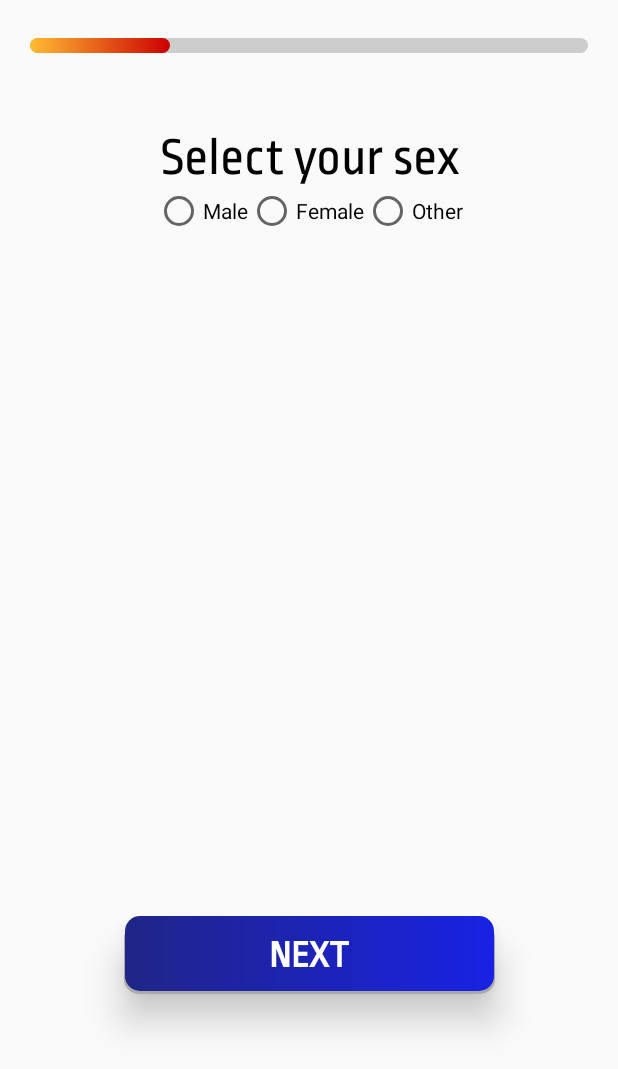
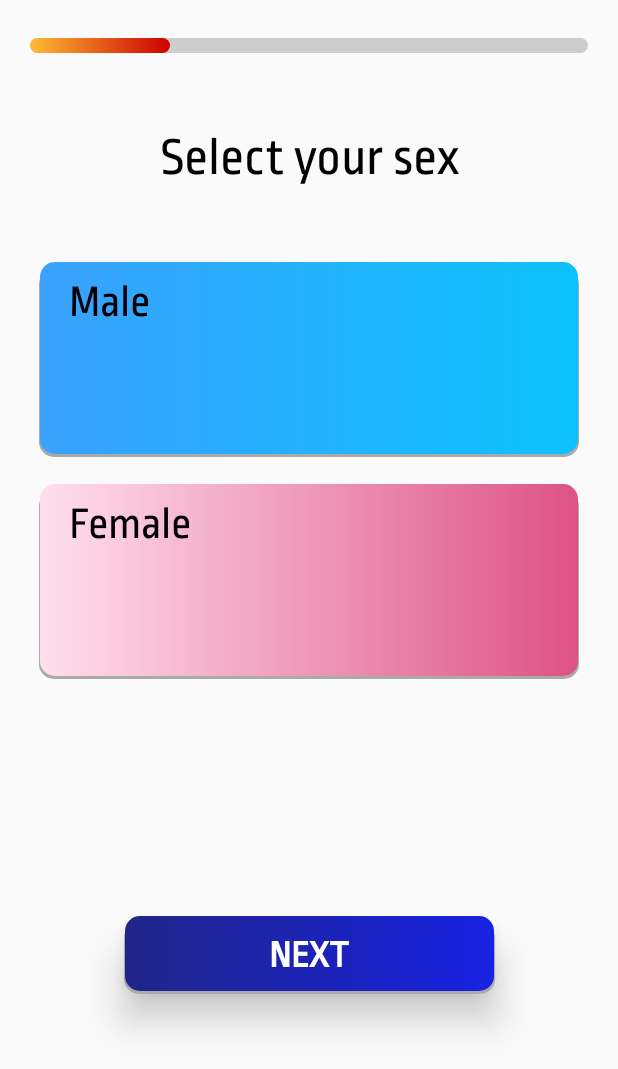
Before and after one commit to mujugen/ai-coach, an Android app: the screen it shows after launch (StartActivity), after a tap on "NEXT", on a phone screen of 412 x 824 dp. Shown: the top 1069 px of the screen. Run offline under Robolectric (Android 15) with nearby library versions, the phone set to English and light mode, and no system bars; 1 other tap on this screen came first.

Commit message:
start page layout finished

```diff
--- a/app/src/main/java/com/mujugen/mypersonaltrainer/StartActivity.kt
+++ b/app/src/main/java/com/mujugen/mypersonaltrainer/StartActivity.kt
@@ -5,6 +5,9 @@ import android.opengl.Visibility
 import androidx.appcompat.app.AppCompatActivity
 import android.os.Bundle
 import android.view.View
+import android.view.animation.Animation
+import android.view.animation.AnimationUtils
+import android.widget.RadioButton
 import com.mujugen.mypersonaltrainer.databinding.ActivityStartBinding
 
 class StartActivity : AppCompatActivity() {
@@ -14,41 +17,42 @@ class StartActivity : AppCompatActivity() {
     private var hasExperience = false
     private var hasAge = false
     private var currentPage = "Start"
+    private lateinit var fadeInAnimation: Animation
+    private lateinit var fadeOutAnimation: Animation
     override fun onCreate(savedInstanceState: Bundle?) {
         super.onCreate(savedInstanceState)
         binding = ActivityStartBinding.inflate(layoutInflater)
         val view = binding.root
         binding.initializationProgress.progress = 0
         setContentView(view)
+        fadeInAnimation = AnimationUtils.loadAnimation(this, R.anim.fade_in)
+        fadeOutAnimation = AnimationUtils.loadAnimation(this, R.anim.fade_out)
 
         binding.startBtn.setOnClickListener{
             if(!hasName || !hasSex || !hasExperience || !hasAge ){
                 currentPage = "Name"
                 binding.startPage.visibility = View.GONE
                 binding.initializationPage.visibility = View.VISIBLE
+                binding.initializationPage.startAnimation(fadeInAnimation)
                 binding.nameLayout.visibility = View.VISIBLE
             }
         }
 
         binding.nextBtn.setOnClickListener {
             if(currentPage == "Name"){
-                binding.nameLayout.visibility = View.GONE
-                binding.sexLayout.visibility = View.VISIBLE
+                switchPage(binding.nameLayout,binding.sexLayout)
                 binding.initializationProgress.progress = 25
                 currentPage = "Sex"
             }else if(currentPage == "Sex"){
-                binding.sexLayout.visibility = View.GONE
-                binding.experienceLayout.visibility = View.VISIBLE
+                switchPage(binding.sexLayout,binding.experienceLayout)
                 binding.initializationProgress.progress = 50
                 currentPage = "Experience"
             }else if(currentPage == "Experience"){
-                binding.experienceLayout.visibility = View.GONE
-                binding.ageLayout.visibility = View.VISIBLE
+                switchPage(binding.experienceLayout,binding.ageLayout)
                 binding.initializationProgress.progress = 75
                 currentPage = "Age"
             }else if(currentPage == "Age"){
                 binding.experienceLayout.visibility = View.GONE
-                binding.ageLayout.visibility = View.GONE
                 binding.initializationPage.visibility = View.GONE
                 binding.initializationProgress.progress = 100
                 currentPage = "Start"
@@ -57,5 +61,52 @@ class StartActivity : AppCompatActivity() {
             }
         }
 
+        binding.sexRadioGroup.setOnCheckedChangeListener { group, checkedId ->
+            val selectedRadio = findViewById<RadioButton>(checkedId)
+            if (selectedRadio.text == "Male") {
+                binding.maleRadioButton.setBackgroundResource(R.drawable.rounded_blue)
+                binding.femaleRadioButton.setBackgroundResource(R.drawable.rounded_white)
+            }else{
+                binding.femaleRadioButton.setBackgroundResource(R.drawable.rounded_blue)
+                binding.maleRadioButton.setBackgroundResource(R.drawable.rounded_white)
+
+            }
+        }
+
+    }
+
+    fun switchPage(currentPage: View, nextPage: View) {
+        //currentPage.startAnimation(fadeOutAnimation)
+        currentPage.visibility = View.GONE
+        nextPage.visibility = View.VISIBLE
+        nextPage.startAnimation(fadeInAnimation)
+    }
+
+    override fun onBackPressed() {
+        if (currentPage != "Start") {
+            if (currentPage == "Age") {
+                // If you're on the "Age" page, go back to the "Experience" page.
+                switchPage(binding.ageLayout, binding.experienceLayout)
+                binding.initializationProgress.progress = 50
+                currentPage = "Experience"
+            } else if (currentPage == "Experience") {
+                // If you're on the "Experience" page, go back to the "Sex" page.
+                switchPage(binding.experienceLayout, binding.sexLayout)
+                binding.initializationProgress.progress = 25
+                currentPage = "Sex"
+            } else if (currentPage == "Sex") {
+                // If you're on the "Sex" page, go back to the "Name" page.
+                switchPage(binding.sexLayout, binding.nameLayout)
+                binding.initializationProgress.progress = 0
+                currentPage = "Name"
+            } else if (currentPage == "Name") {
+                binding.nameLayout.visibility = View.GONE
+                switchPage(binding.initializationPage, binding.startPage)
+                binding.initializationProgress.progress = 0
+                currentPage = "Start"
+            }
+        } else {
+            super.onBackPressed()
+        }
     }
 }
--- /dev/null
+++ b/app/src/main/res/color/radio_text_color.xml
@@ -0,0 +1,4 @@
+<selector xmlns:android="http://schemas.android.com/apk/res/android">
+    <item android:color="#FFFFFF" android:state_checked="true" />
+    <item android:color="#000000" />
+</selector>
--- /dev/null
+++ b/app/src/main/res/drawable/extra_rounded_blue_radio.xml
@@ -0,0 +1,34 @@
+<?xml version="1.0" encoding="utf-8"?>
+<selector xmlns:android="http://schemas.android.com/apk/res/android">
+    <!-- Unchecked state -->
+    <item android:state_checked="false">
+        <layer-list>
+            <item>
+                <shape>
+                    <solid android:color="#ffffff" />
+                    <stroke
+                        android:width="1dp"
+                        android:color="#A1A1A1" />
+                    <corners android:radius="20dp" />
+                </shape>
+            </item>
+        </layer-list>
+    </item>
+
+    <!-- Checked state -->
+    <item android:state_checked="true">
+        <layer-list>
+            <!-- Gradient background -->
+            <item>
+                <shape>
+                    <corners android:radius="20dp" />
+                    <gradient
+                        android:startColor="#202587"
+                        android:endColor="#1822E3"
+                        android:type="linear"
+                        android:angle="0" />
+                </shape>
+            </item>
+        </layer-list>
+    </item>
+</selector>
--- /dev/null
+++ b/app/src/main/res/drawable/rounded_pink.xml
@@ -0,0 +1,21 @@
+<?xml version="1.0" encoding="utf-8"?>
+<layer-list xmlns:android="http://schemas.android.com/apk/res/android">
+    <!-- Gray shadow. -->
+    <item android:top="5dp">
+        <shape>
+            <solid android:color="@android:color/darker_gray" />
+            <corners android:radius="10dp" />
+        </shape>
+    </item>
+    <!-- White foreground with gradient background. -->
+    <item android:bottom="2dp" android:right="1dp" android:left="1dp">
+        <shape>
+            <corners android:radius="10dp" />
+            <gradient
+                android:startColor="#FFDFED"
+                android:endColor="#DD5284"
+                android:type="linear"
+                android:angle="0" />
+        </shape>
+    </item>
+</layer-list>
--- a/app/src/main/res/layout/activity_start.xml
+++ b/app/src/main/res/layout/activity_start.xml
@@ -123,11 +123,16 @@
             android:id="@+id/sexLayout"
             android:layout_width="match_parent"
             android:layout_height="wrap_content"
+            android:layout_marginStart="26dp"
             android:layout_marginTop="50dp"
+            android:layout_marginEnd="26dp"
             android:gravity="center"
             android:orientation="vertical"
             android:visibility="gone"
-            app:layout_constraintTop_toBottomOf="@+id/relativeLayout">
+            app:layout_constraintEnd_toEndOf="parent"
+            app:layout_constraintStart_toStartOf="parent"
+            app:layout_constraintTop_toBottomOf="@+id/relativeLayout"
+            tools:visibility="gone">
 
             <TextView
                 android:layout_width="wrap_content"
@@ -141,27 +146,40 @@
             <!-- Radio buttons for sex -->
             <RadioGroup
                 android:id="@+id/sexRadioGroup"
-                android:layout_width="wrap_content"
+                android:layout_width="match_parent"
                 android:layout_height="wrap_content"
-                android:orientation="horizontal">
+                android:layout_marginTop="50dp"
+                android:orientation="vertical">
 
                 <RadioButton
                     android:id="@+id/maleRadioButton"
-                    android:layout_width="wrap_content"
-                    android:layout_height="wrap_content"
-                    android:text="Male" />
+                    android:layout_width="match_parent"
+                    android:layout_height="130dp"
+                    android:background="@drawable/rounded_light_blue"
+                    android:button="@null"
+                    android:buttonTintMode="multiply"
+                    android:fontFamily="@font/ropa_sans"
+                    android:gravity="top|left"
+                    android:paddingLeft="20dp"
+                    android:paddingTop="10dp"
+                    android:text="Male"
+                    android:textColor="@color/radio_text_color"
+                    android:textSize="30dp" />
 
                 <RadioButton
                     android:id="@+id/femaleRadioButton"
-                    android:layout_width="wrap_content"
-                    android:layout_height="wrap_content"
-                    android:text="Female" />
-
-                <RadioButton
-                    android:id="@+id/otherRadioButton"
-                    android:layout_width="wrap_content"
-                    android:layout_height="wrap_content"
-                    android:text="Other" />
+                    android:layout_width="match_parent"
+                    android:layout_height="130dp"
+                    android:layout_marginTop="18dp"
+                    android:background="@drawable/rounded_pink"
+                    android:button="@null"
+                    android:fontFamily="@font/ropa_sans"
+                    android:gravity="top|left"
+                    android:paddingLeft="20dp"
+                    android:paddingTop="10dp"
+                    android:text="Female"
+                    android:textColor="@color/radio_text_color"
+                    android:textSize="30dp" />
             </RadioGroup>
         </LinearLayout>
 
@@ -169,11 +187,16 @@
             android:id="@+id/experienceLayout"
             android:layout_width="match_parent"
             android:layout_height="wrap_content"
+            android:layout_marginStart="26dp"
             android:layout_marginTop="50dp"
+            android:layout_marginEnd="26dp"
             android:gravity="center"
             android:orientation="vertical"
             android:visibility="gone"
-            app:layout_constraintTop_toBottomOf="@+id/relativeLayout">
+            app:layout_constraintEnd_toEndOf="parent"
+            app:layout_constraintStart_toStartOf="parent"
+            app:layout_constraintTop_toBottomOf="@+id/relativeLayout"
+            tools:visibility="gone">
 
             <TextView
                 android:layout_width="wrap_content"
@@ -185,36 +208,67 @@
                 android:textSize="35dp" />
 
             <!-- Radio buttons for years of experience -->
+
             <RadioGroup
                 android:id="@+id/experienceRadioGroup"
-                android:layout_width="wrap_content"
+                android:layout_width="match_parent"
                 android:layout_height="wrap_content"
-                android:orientation="horizontal">
+                android:layout_marginTop="30dp"
+                android:orientation="vertical">
 
                 <RadioButton
-                    android:id="@+id/lessThan1YearRadioButton"
-                    android:layout_width="wrap_content"
-                    android:layout_height="wrap_content"
-                    android:text="Less than 1 year" />
+                    android:layout_width="match_parent"
+                    android:layout_height="70dp"
+                    android:layout_marginTop="13dp"
+                    android:background="@drawable/extra_rounded_blue_radio"
+                    android:button="@null"
+                    android:fontFamily="@font/ropa_sans"
+                    android:gravity="left|center_vertical"
+                    android:paddingLeft="20dp"
+                    android:text="Less than 1 year"
+                    android:textColor="@color/radio_text_color"
+                    android:textSize="25dp" />
 
                 <RadioButton
-                    android:id="@+id/oneYearRadioButton"
-                    android:layout_width="wrap_content"
-                    android:layout_height="wrap_content"
-                    android:text="1 year" />
+                    android:layout_width="match_parent"
+                    android:layout_height="70dp"
+                    android:layout_marginTop="13dp"
+                    android:background="@drawable/extra_rounded_blue_radio"
+                    android:button="@null"
+                    android:fontFamily="@font/ropa_sans"
+                    android:gravity="left|center_vertical"
+                    android:paddingLeft="20dp"
+                    android:text="1 year"
+                    android:textColor="@color/radio_text_color"
+                    android:textSize="25dp" />
 
                 <RadioButton
-                    android:id="@+id/twoYearsRadioButton"
-                    android:layout_width="wrap_content"
-                    android:layout_height="wrap_content"
-                    android:text="2 years" />
+                    android:layout_width="match_parent"
+                    android:layout_height="70dp"
+                    android:layout_marginTop="13dp"
+                    android:background="@drawable/extra_rounded_blue_radio"
+                    android:button="@null"
+                    android:fontFamily="@font/ropa_sans"
+                    android:gravity="left|center_vertical"
+                    android:paddingLeft="20dp"
+                    android:text="2 years"
+                    android:textColor="@color/radio_text_color"
+                    android:textSize="25dp" />
 
                 <RadioButton
-                    android:id="@+id/threeOrMoreYearsRadioButton"
-                    android:layout_width="wrap_content"
-                    android:layout_height="wrap_content"
-                    android:text="3 or more years" />
+                    android:layout_width="match_parent"
+                    android:layout_height="70dp"
+                    android:layout_marginTop="13dp"
+                    android:background="@drawable/extra_rounded_blue_radio"
+                    android:button="@null"
+                    android:fontFamily="@font/ropa_sans"
+                    android:gravity="left|center_vertical"
+                    android:paddingLeft="20dp"
+                    android:text="3 or more years"
+                    android:textColor="@color/radio_text_color"
+                    android:textSize="25dp" />
             </RadioGroup>
+
         </LinearLayout>
 
         <LinearLayout
@@ -225,7 +279,9 @@
             android:gravity="center"
             android:orientation="vertical"
             android:visibility="gone"
-            app:layout_constraintTop_toBottomOf="@+id/relativeLayout">
+            app:layout_constraintTop_toBottomOf="@+id/relativeLayout"
+            tools:layout_editor_absoluteX="26dp"
+            tools:visibility="visible">
 
             <TextView
                 android:layout_width="wrap_content"
@@ -239,8 +295,9 @@
             <!-- Date picker for birthday -->
             <DatePicker
                 android:id="@+id/ageDatePicker"
-                android:layout_width="wrap_content"
-                android:layout_height="wrap_content"
+                android:layout_width="match_parent"
+                android:layout_height="match_parent"
+                android:layout_marginTop="30dp"
                 android:calendarViewShown="false"
                 android:datePickerMode="spinner" />
         </LinearLayout>
```
